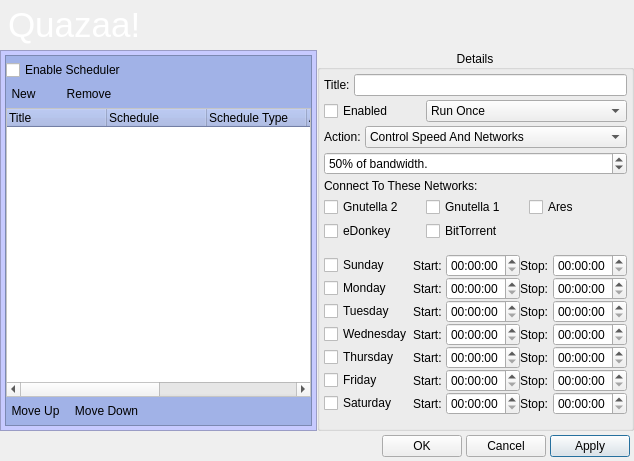
First picture: the form in dialogscheduler.ui, repository c3c/quazaa, before the edit.
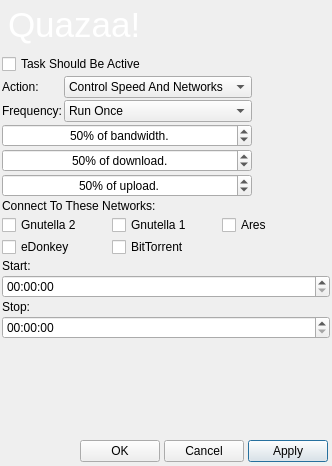
Second picture: the form after the edit. The open tabs and pages were chosen to show the change. Icons and pictures are not drawn.

Commit message: Updated the scheduler to something similar to Shareaza's new scheduler.

```diff
--- a/dialogscheduler.ui
+++ b/dialogscheduler.ui
@@ -6,14 +6,14 @@
    <rect>
     <x>0</x>
     <y>0</y>
-    <width>634</width>
-    <height>461</height>
+    <width>332</width>
+    <height>435</height>
    </rect>
   </property>
   <property name="minimumSize">
    <size>
-    <width>634</width>
-    <height>461</height>
+    <width>0</width>
+    <height>0</height>
    </size>
   </property>
   <property name="maximumSize">
@@ -33,10 +33,13 @@
    <bool>true</bool>
   </property>
   <layout class="QGridLayout" name="gridLayout_2">
-   <property name="margin">
+   <property name="horizontalSpacing">
     <number>0</number>
    </property>
-   <property name="spacing">
+   <property name="verticalSpacing">
+    <number>2</number>
+   </property>
+   <property name="margin">
     <number>0</number>
    </property>
    <item row="0" column="0" colspan="2">
@@ -103,51 +106,63 @@
      </layout>
     </widget>
    </item>
-   <item row="1" column="1" rowspan="4">
-    <widget class="QGroupBox" name="groupBoxDetails">
-     <property name="title">
-      <string>Details</string>
-     </property>
-     <property name="alignment">
-      <set>Qt::AlignCenter</set>
-     </property>
-     <property name="flat">
-      <bool>false</bool>
-     </property>
-     <layout class="QGridLayout" name="gridLayout_3">
+   <item row="6" column="0" colspan="2">
+    <layout class="QGridLayout" name="gridLayoutFooter">
       <property name="margin">
        <number>4</number>
       </property>
       <property name="spacing">
        <number>4</number>
       </property>
-      <item row="4" column="0" colspan="3">
-       <layout class="QGridLayout" name="gridLayoutEnabled">
-        <item row="1" column="0">
-         <widget class="QCheckBox" name="checkBoxSheduleEnabled">
+     <item row="0" column="3">
+      <widget class="QPushButton" name="pushButtonApply">
           <property name="text">
-           <string>Enabled</string>
+        <string>Apply</string>
           </property>
          </widget>
         </item>
-        <item row="1" column="1" colspan="2">
-         <widget class="QComboBox" name="comboBoxOnceWeekly">
-          <item>
+     <item row="0" column="2">
+      <widget class="QPushButton" name="pushButtonCancel">
            <property name="text">
-            <string>Run Once</string>
-           </property>
-          </item>
-          <item>
+        <string>Cancel</string>
+       </property>
+      </widget>
+     </item>
+     <item row="0" column="1">
+      <widget class="QPushButton" name="pushButtonOK">
            <property name="text">
-            <string>Weekly</string>
-           </property>
-          </item>
-         </widget>
-        </item>
-       </layout>
-      </item>
-      <item row="7" column="0" colspan="3">
+        <string>OK</string>
+       </property>
+      </widget>
+     </item>
+     <item row="0" column="0">
+      <spacer name="horizontalSpacerFooter">
+       <property name="orientation">
+        <enum>Qt::Horizontal</enum>
+       </property>
+       <property name="sizeHint" stdset="0">
+        <size>
+         <width>40</width>
+         <height>20</height>
+        </size>
+       </property>
+      </spacer>
+     </item>
+    </layout>
+   </item>
+   <item row="1" column="0">
+    <layout class="QGridLayout" name="gridLayoutSceduler">
+     <property name="margin">
+      <number>2</number>
+     </property>
+     <property name="spacing">
+      <number>2</number>
+     </property>
+     <item row="2" column="0">
        <layout class="QGridLayout" name="gridLayoutNetworks">
+       <property name="spacing">
+        <number>2</number>
+       </property>
         <item row="1" column="0" colspan="2">
          <widget class="QLabel" name="labelNetworks">
           <property name="text">
@@ -212,79 +227,7 @@
         </item>
        </layout>
       </item>
-      <item row="5" column="0" colspan="3">
-       <layout class="QGridLayout" name="gridLayoutAction">
-        <item row="1" column="0">
-         <widget class="QLabel" name="labelAction">
-          <property name="text">
-           <string>Action:</string>
-          </property>
-         </widget>
-        </item>
-        <item row="1" column="1">
-         <widget class="QComboBox" name="comboBoxAction">
-          <property name="sizePolicy">
-           <sizepolicy hsizetype="Expanding" vsizetype="Fixed">
-            <horstretch>0</horstretch>
-            <verstretch>0</verstretch>
-           </sizepolicy>
-          </property>
-          <item>
-           <property name="text">
-            <string>Control Speed And Networks</string>
-           </property>
-          </item>
-          <item>
-           <property name="text">
-            <string>Do Not Connect</string>
-           </property>
-          </item>
-          <item>
-           <property name="text">
-            <string>Close Quazaa</string>
-           </property>
-          </item>
-         </widget>
-        </item>
-        <item row="2" column="0" colspan="2">
-         <widget class="QSpinBox" name="spinBoxBandwidth">
-          <property name="sizePolicy">
-           <sizepolicy hsizetype="Expanding" vsizetype="Fixed">
-            <horstretch>0</horstretch>
-            <verstretch>0</verstretch>
-           </sizepolicy>
-          </property>
-          <property name="suffix">
-           <string>% of bandwidth.</string>
-          </property>
-          <property name="minimum">
-           <number>5</number>
-          </property>
-          <property name="maximum">
-           <number>100</number>
-          </property>
-          <property name="value">
-           <number>50</number>
-          </property>
-         </widget>
-        </item>
-       </layout>
-      </item>
-      <item row="2" column="0" colspan="3">
-       <layout class="QGridLayout" name="gridLayoutTitle">
-        <item row="0" column="0">
-         <widget class="QLabel" name="labelTitle">
-          <property name="text">
-           <string>Title:</string>
-          </property>
-         </widget>
-        </item>
-        <item row="0" column="1">
-         <widget class="QLineEdit" name="lineEditTitle"/>
-        </item>
-       </layout>
-      </item>
-      <item row="10" column="0" colspan="3">
+     <item row="3" column="0">
        <widget class="QStackedWidget" name="pagesSchedule">
         <property name="currentIndex">
          <number>0</number>
@@ -356,6 +299,76 @@
           </item>
          </layout>
         </widget>
+       <widget class="QWidget" name="pageDaily">
+        <layout class="QGridLayout" name="gridLayout">
+         <property name="margin">
+          <number>0</number>
+         </property>
+         <property name="spacing">
+          <number>0</number>
+         </property>
+         <item row="0" column="0">
+          <layout class="QGridLayout" name="gridLayoutRunOnce_2">
+           <property name="spacing">
+            <number>2</number>
+           </property>
+           <item row="0" column="1">
+            <widget class="QLabel" name="labelStart_2">
+             <property name="text">
+              <string>Start:</string>
+             </property>
+            </widget>
+           </item>
+           <item row="2" column="1">
+            <widget class="QLabel" name="labelStop_2">
+             <property name="sizePolicy">
+              <sizepolicy hsizetype="Preferred" vsizetype="Preferred">
+               <horstretch>0</horstretch>
+               <verstretch>0</verstretch>
+              </sizepolicy>
+             </property>
+             <property name="text">
+              <string>Stop:</string>
+             </property>
+            </widget>
+           </item>
+           <item row="4" column="1">
+            <spacer name="verticalSpacerRunOnce_2">
+             <property name="orientation">
+              <enum>Qt::Vertical</enum>
+             </property>
+             <property name="sizeHint" stdset="0">
+              <size>
+               <width>20</width>
+               <height>40</height>
+              </size>
+             </property>
+            </spacer>
+           </item>
+           <item row="1" column="1">
+            <widget class="QTimeEdit" name="timeEditStart_2">
+             <property name="sizePolicy">
+              <sizepolicy hsizetype="Expanding" vsizetype="Fixed">
+               <horstretch>0</horstretch>
+               <verstretch>0</verstretch>
+              </sizepolicy>
+             </property>
+            </widget>
+           </item>
+           <item row="3" column="1">
+            <widget class="QTimeEdit" name="timeEditStop_2">
+             <property name="sizePolicy">
+              <sizepolicy hsizetype="Expanding" vsizetype="Fixed">
+               <horstretch>0</horstretch>
+               <verstretch>0</verstretch>
+              </sizepolicy>
+             </property>
+            </widget>
+           </item>
+          </layout>
+         </item>
+        </layout>
+       </widget>
         <widget class="QWidget" name="pageWeekly">
          <layout class="QGridLayout" name="gridLayout_19">
           <property name="margin">
@@ -366,6 +379,9 @@
           </property>
           <item row="0" column="0">
            <layout class="QGridLayout" name="gridLayoutWeekly">
+           <property name="spacing">
+            <number>2</number>
+           </property>
             <item row="0" column="0">
              <widget class="QCheckBox" name="checkBoxSunday">
               <property name="text">
@@ -561,269 +577,153 @@
         </widget>
        </widget>
       </item>
-     </layout>
-    </widget>
-   </item>
-   <item row="1" column="0" rowspan="4">
-    <widget class="QFrame" name="frameScedules">
-     <property name="styleSheet">
-      <string notr="true">QFrame {
-	background-color: rgb(199, 202, 255);
-}
-
-QToolButton {
-    border: 1px solid transparent;
-    background-color: transparent;
-}
-
- QToolButton:pressed {
-     background-color: qlineargradient(x1: 0, y1: 0, x2: 0, y2: 1,
-                                       stop: 0 #dadbde, stop: 1 #f6f7fa);
- }
-
-QToolButton:checked {
-     border: 1px solid rgb(78, 96, 255);
-     background-color: qlineargradient(x1: 0, y1: 0, x2: 0, y2: 1,
-                                       stop: 0 #dadbde, stop: 1 #f6f7fa);
-}
-
- QToolButton:hover {
-     border: 1px solid rgb(78, 96, 255);
-     background-color: qlineargradient(x1: 0, y1: 0, x2: 0, y2: 1,
-                                       stop: 0 #dadbde, stop: 1 #f6f7fa);
- }</string>
-     </property>
-     <property name="frameShape">
-      <enum>QFrame::StyledPanel</enum>
-     </property>
-     <property name="frameShadow">
-      <enum>QFrame::Raised</enum>
-     </property>
-     <layout class="QGridLayout" name="gridLayout_11">
-      <property name="margin">
-       <number>4</number>
-      </property>
-      <property name="spacing">
-       <number>4</number>
-      </property>
-      <item row="1" column="0">
-       <widget class="QFrame" name="frameScheduler">
-        <property name="styleSheet">
-         <string notr="true">QFrame {
-	background-color: rgb(161, 178, 231);
-}</string>
-        </property>
-        <property name="frameShape">
-         <enum>QFrame::StyledPanel</enum>
-        </property>
-        <property name="frameShadow">
-         <enum>QFrame::Raised</enum>
-        </property>
-        <layout class="QGridLayout" name="gridLayout">
-         <property name="leftMargin">
-          <number>0</number>
-         </property>
-         <property name="topMargin">
-          <number>4</number>
-         </property>
+     <item row="0" column="0">
+      <layout class="QGridLayout" name="gridLayoutAction">
          <property name="rightMargin">
-          <number>0</number>
-         </property>
-         <property name="bottomMargin">
           <number>4</number>
          </property>
          <property name="spacing">
-          <number>4</number>
-         </property>
-         <item row="4" column="0" colspan="2">
-          <widget class="QTreeWidget" name="treeWidgetSchedules">
-           <property name="minimumSize">
-            <size>
-             <width>300</width>
-             <height>0</height>
-            </size>
-           </property>
-           <property name="styleSheet">
-            <string notr="true">QTreeWidget {
-	background-color: rgb(255, 255, 255);
-}</string>
-           </property>
-           <column>
-            <property name="text">
-             <string>Title</string>
-            </property>
-           </column>
-           <column>
-            <property name="text">
-             <string>Schedule</string>
-            </property>
-           </column>
-           <column>
-            <property name="text">
-             <string>Schedule Type</string>
-            </property>
-           </column>
-           <column>
-            <property name="text">
-             <string>Action</string>
-            </property>
-           </column>
-           <column>
-            <property name="text">
-             <string>Bandwidth</string>
-            </property>
-           </column>
-           <column>
-            <property name="text">
-             <string>Networks</string>
-            </property>
-           </column>
-          </widget>
-         </item>
-         <item row="1" column="0" colspan="2">
-          <layout class="QGridLayout" name="gridLayoutSchedulerControls">
+        <number>2</number>
+       </property>
            <item row="1" column="0">
-            <widget class="QToolButton" name="toolButtonNew">
+        <widget class="QLabel" name="labelAction">
              <property name="text">
-              <string>New</string>
-             </property>
-             <property name="icon">
-              <iconset resource="Resource.qrc">
-               <normaloff>:/Resource/Generic/Add.png</normaloff>:/Resource/Generic/Add.png</iconset>
-             </property>
-             <property name="toolButtonStyle">
-              <enum>Qt::ToolButtonTextBesideIcon</enum>
-             </property>
-            </widget>
-           </item>
-           <item row="1" column="1">
-            <widget class="QToolButton" name="toolButtonRemove">
+          <string>Action:</string>
+         </property>
+        </widget>
+       </item>
+       <item row="1" column="1" colspan="2">
+        <widget class="QComboBox" name="comboBoxAction">
+         <property name="sizePolicy">
+          <sizepolicy hsizetype="Expanding" vsizetype="Fixed">
+           <horstretch>0</horstretch>
+           <verstretch>0</verstretch>
+          </sizepolicy>
+         </property>
+         <item>
              <property name="text">
-              <string>Remove</string>
-             </property>
-             <property name="icon">
-              <iconset resource="Resource.qrc">
-               <normaloff>:/Resource/Generic/Remove.png</normaloff>:/Resource/Generic/Remove.png</iconset>
-             </property>
-             <property name="toolButtonStyle">
-              <enum>Qt::ToolButtonTextBesideIcon</enum>
-             </property>
-            </widget>
-           </item>
-           <item row="1" column="2">
-            <spacer name="horizontalSpacerScheduler">
-             <property name="orientation">
-              <enum>Qt::Horizontal</enum>
-             </property>
-             <property name="sizeHint" stdset="0">
-              <size>
-               <width>40</width>
-               <height>20</height>
-              </size>
-             </property>
-            </spacer>
-           </item>
-           <item row="0" column="0" colspan="2">
-            <widget class="QCheckBox" name="checkBoxEnableScheduler">
+           <string>Control Speed And Networks</string>
+          </property>
+         </item>
+         <item>
+          <property name="text">
+           <string>Do Not Connect</string>
+          </property>
+         </item>
+         <item>
              <property name="text">
-              <string>Enable Scheduler</string>
-             </property>
-            </widget>
-           </item>
-          </layout>
-         </item>
-         <item row="5" column="0" colspan="2">
-          <layout class="QGridLayout" name="gridLayoutSchedulerPriority">
-           <item row="0" column="0">
-            <widget class="QToolButton" name="toolButtonMoveUp">
-             <property name="text">
-              <string>Move Up</string>
-             </property>
-             <property name="icon">
-              <iconset resource="Resource.qrc">
-               <normaloff>:/Resource/Generic/MoveUp.png</normaloff>:/Resource/Generic/MoveUp.png</iconset>
-             </property>
-             <property name="toolButtonStyle">
-              <enum>Qt::ToolButtonTextBesideIcon</enum>
-             </property>
-            </widget>
-           </item>
-           <item row="0" column="1">
-            <widget class="QToolButton" name="toolButtonMoveDown">
-             <property name="text">
-              <string>Move Down</string>
-             </property>
-             <property name="icon">
-              <iconset resource="Resource.qrc">
-               <normaloff>:/Resource/Generic/MoveDown.png</normaloff>:/Resource/Generic/MoveDown.png</iconset>
-             </property>
-             <property name="toolButtonStyle">
-              <enum>Qt::ToolButtonTextBesideIcon</enum>
-             </property>
-            </widget>
-           </item>
-           <item row="0" column="2">
-            <spacer name="horizontalSpacerSchedulerPriority">
-             <property name="orientation">
-              <enum>Qt::Horizontal</enum>
-             </property>
-             <property name="sizeHint" stdset="0">
-              <size>
-               <width>40</width>
-               <height>20</height>
-              </size>
-             </property>
-            </spacer>
-           </item>
-          </layout>
-         </item>
-        </layout>
-       </widget>
-      </item>
-     </layout>
-    </widget>
-   </item>
-   <item row="5" column="0" colspan="2">
-    <layout class="QGridLayout" name="gridLayoutFooter">
-     <property name="margin">
-      <number>4</number>
-     </property>
-     <property name="spacing">
-      <number>4</number>
-     </property>
-     <item row="0" column="3">
-      <widget class="QPushButton" name="pushButtonApply">
+           <string>Close Quazaa</string>
+          </property>
+         </item>
+        </widget>
+       </item>
+       <item row="4" column="0" colspan="3">
+        <widget class="QSpinBox" name="spinBoxBandwidth">
+         <property name="sizePolicy">
+          <sizepolicy hsizetype="Preferred" vsizetype="Fixed">
+           <horstretch>0</horstretch>
+           <verstretch>0</verstretch>
+          </sizepolicy>
+         </property>
+         <property name="alignment">
+          <set>Qt::AlignCenter</set>
+         </property>
+         <property name="suffix">
+          <string>% of bandwidth.</string>
+         </property>
+         <property name="minimum">
+          <number>5</number>
+         </property>
+         <property name="maximum">
+          <number>100</number>
+         </property>
+         <property name="value">
+          <number>50</number>
+         </property>
+        </widget>
+       </item>
+       <item row="5" column="0" colspan="3">
+        <widget class="QSpinBox" name="spinBoxDownload">
+         <property name="alignment">
+          <set>Qt::AlignCenter</set>
+         </property>
+         <property name="suffix">
+          <string>% of download.</string>
+         </property>
+         <property name="maximum">
+          <number>100</number>
+         </property>
+         <property name="value">
+          <number>50</number>
+         </property>
+        </widget>
+       </item>
+       <item row="6" column="0" colspan="3">
+        <widget class="QSpinBox" name="spinBoxUpload">
+         <property name="alignment">
+          <set>Qt::AlignCenter</set>
+         </property>
+         <property name="suffix">
+          <string>% of upload.</string>
+         </property>
+         <property name="maximum">
+          <number>100</number>
+         </property>
+         <property name="value">
+          <number>50</number>
+         </property>
+        </widget>
+       </item>
+       <item row="3" column="1" colspan="2">
+        <widget class="QComboBox" name="comboBoxOnceWeekly">
+         <item>
+          <property name="text">
+           <string>Run Once</string>
+          </property>
+         </item>
+         <item>
+          <property name="text">
+           <string>Daily</string>
+          </property>
+         </item>
+         <item>
        <property name="text">
-        <string>Apply</string>
-       </property>
-      </widget>
-     </item>
-     <item row="0" column="2">
-      <widget class="QPushButton" name="pushButtonCancel">
+           <string>Weekly</string>
+          </property>
+         </item>
+        </widget>
+       </item>
+       <item row="3" column="0">
+        <widget class="QLabel" name="labelFrequency">
        <property name="text">
-        <string>Cancel</string>
+          <string>Frequency:</string>
        </property>
       </widget>
      </item>
-     <item row="0" column="1">
-      <widget class="QPushButton" name="pushButtonOK">
+       <item row="0" column="0" colspan="4">
+        <widget class="QCheckBox" name="checkBoxSheduleEnabled">
        <property name="text">
-        <string>OK</string>
+          <string>Task Should Be Active</string>
        </property>
       </widget>
      </item>
-     <item row="0" column="0">
-      <spacer name="horizontalSpacerFooter">
+       <item row="1" column="3">
+        <spacer name="horizontalSpacer">
        <property name="orientation">
         <enum>Qt::Horizontal</enum>
        </property>
+         <property name="sizeType">
+          <enum>QSizePolicy::Expanding</enum>
+         </property>
        <property name="sizeHint" stdset="0">
         <size>
-         <width>40</width>
-         <height>20</height>
+           <width>0</width>
+           <height>0</height>
         </size>
        </property>
       </spacer>
+       </item>
+      </layout>
      </item>
     </layout>
    </item>
```
Left out of the diff: 15 changed lines with no effect on the pictures. Lines whose indentation alone changed are shown as unchanged. The commit also changes 41 other files.
